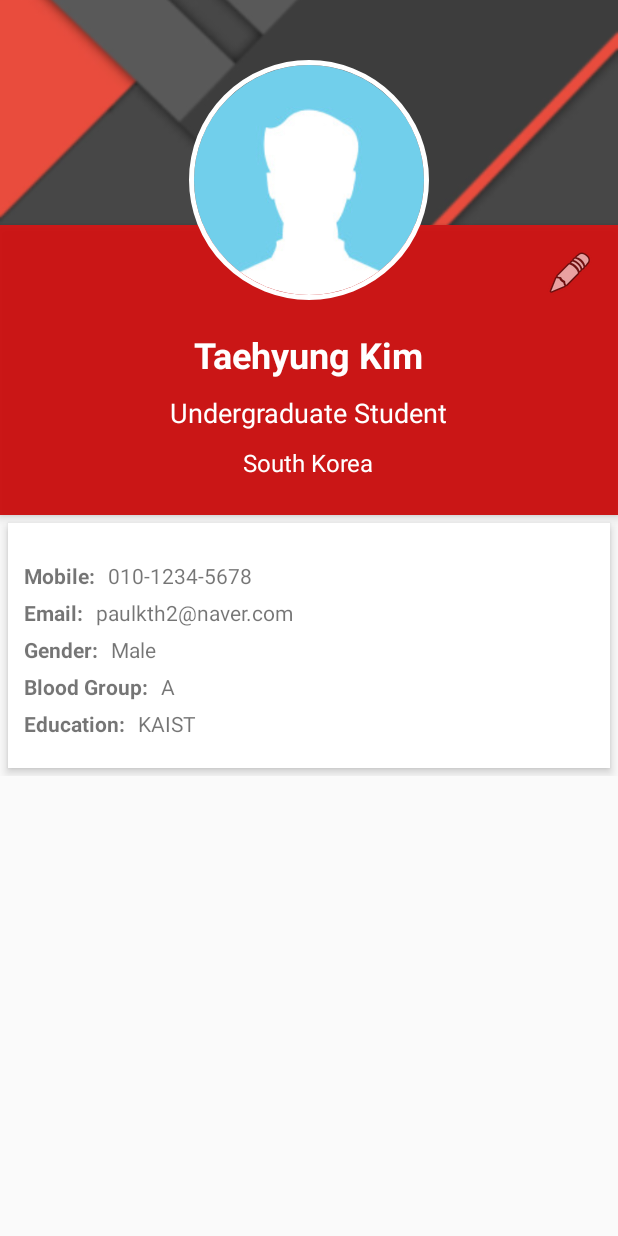
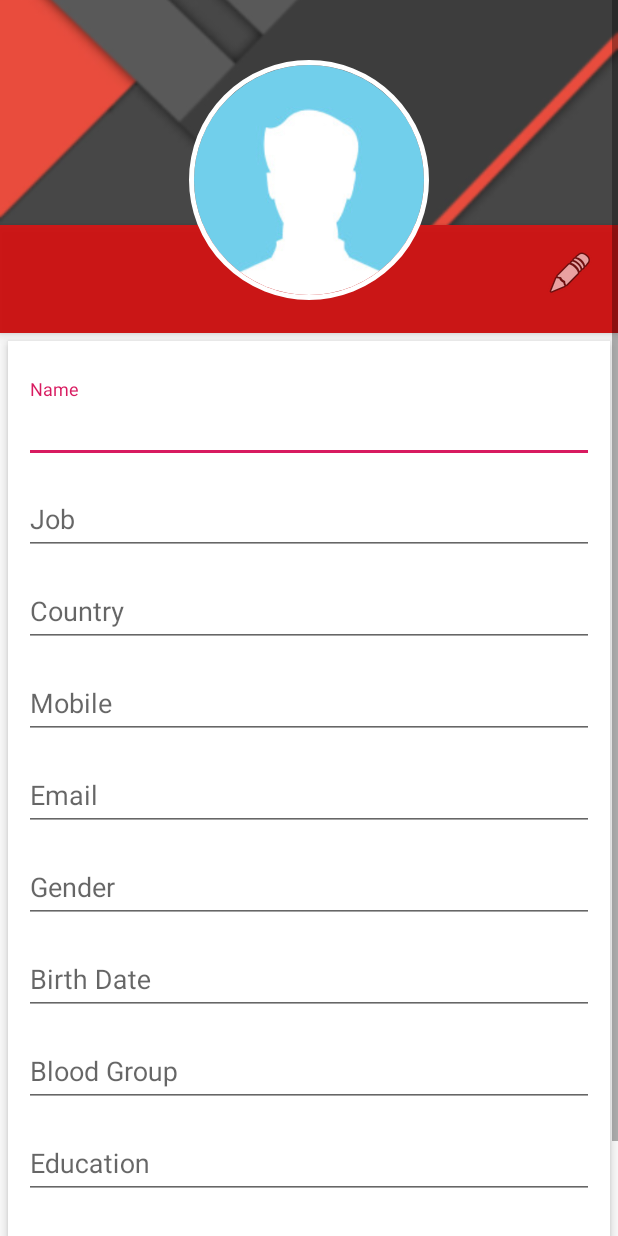
Before and after one commit to paulkth2/week1_git, an Android app: the layout profile_edit.xml on its own in the app's theme, with its tools: preview values and no code run, on a phone screen of 412 x 824 dp. Run offline under Robolectric (Android 15) with nearby library versions, the phone set to English and light mode, and no system bars.

Commit message:
Merge branch 'master' of https://github.com/paulkth2/week1_git
# Conflicts:
#	app/build.gradle
#	app/src/main/AndroidManifest.xml
#	app/src/main/java/com/example/taehyungkim/viewpagertut/ViewPagerAdapter.java

```diff
--- a/app/src/main/java/com/example/taehyungkim/viewpagertut/ProfileActivity.java
+++ b/app/src/main/java/com/example/taehyungkim/viewpagertut/ProfileActivity.java
@@ -20,6 +20,7 @@ public class ProfileActivity extends AppCompatActivity {
     TextView gender;
     TextView bloodgroup;
     TextView education;
+    TextView birthdate;
 
     @Override
     protected void onCreate(Bundle savedInstanceState) {
@@ -37,6 +38,7 @@ public class ProfileActivity extends AppCompatActivity {
         gender = (TextView) findViewById(R.id.occupation);
         bloodgroup = (TextView) findViewById(R.id.mobileNumber);
         education = (TextView) findViewById(R.id.gender);
+        birthdate = (TextView) findViewById(R.id.birthdate);
 
         name.setText(intent.getStringExtra("name"));
         country.setText(intent.getStringExtra("country"));
@@ -46,8 +48,7 @@ public class ProfileActivity extends AppCompatActivity {
         gender.setText(intent.getStringExtra("gender"));
         bloodgroup.setText(intent.getStringExtra("blood group"));
         education.setText(intent.getStringExtra("education"));
-
-
+        birthdate.setText(intent.getStringExtra("birth date"));
 
     }
 
--- a/app/src/main/java/com/example/taehyungkim/viewpagertut/listFragment.java
+++ b/app/src/main/java/com/example/taehyungkim/viewpagertut/listFragment.java
@@ -8,6 +8,7 @@ import android.view.LayoutInflater;
 import android.view.View;
 import android.view.ViewGroup;
 import android.widget.AdapterView;
+import android.widget.ImageButton;
 import android.widget.ListView;
 import android.widget.TextView;
 import android.widget.Toast;
@@ -23,6 +24,7 @@ public class listFragment extends Fragment {
     ListView listView;
     MyListAdapter myListAdapter;
     ArrayList<list_item> list_itemArrayList;
+    ImageButton inputButton;
 
     @Override
     public void onCreate(Bundle savedInstanceState) {
@@ -35,6 +37,7 @@ public class listFragment extends Fragment {
         View view = inflater.inflate(R.layout.list_fragment,null);
 
         listView = (ListView)view.findViewById(R.id.my_listview);
+        inputButton = (ImageButton)view.findViewById(R.id.inputButton);
 
         list_itemArrayList = new ArrayList<list_item>();
 
@@ -58,9 +61,10 @@ public class listFragment extends Fragment {
                 String gender = jObject.getString("gender");
                 String bloodgroup = jObject.getString("blood group");
                 String education = jObject.getString("education");
+                String birthdate = jObject.getString("birth date");
 
                 list_itemArrayList.add(
-                        new list_item(R.mipmap.ic_launcher, name, phonenum, email, job, country, gender, bloodgroup, education));
+                        new list_item(R.mipmap.ic_launcher, name, phonenum, email, job, country, gender, bloodgroup, education, birthdate));
             }
         } catch (JSONException e){
             //testView.setText("parsing error");
@@ -83,10 +87,19 @@ public class listFragment extends Fragment {
                 myIntent.putExtra("gender", list_itemArrayList.get(position).getGender());
                 myIntent.putExtra("blood group", list_itemArrayList.get(position).getBloodgroup());
                 myIntent.putExtra("education", list_itemArrayList.get(position).getEducaion());
+                myIntent.putExtra("birth date", list_itemArrayList.get(position).getBirthdate());
                 startActivity(myIntent);
             }
         });
 
+
+        inputButton.setOnClickListener(new ImageButton.OnClickListener() {
+            @Override
+            public void onClick(View view) {
+
+            }
+        }) ;
+
         return view;
     }
 }
--- a/app/src/main/java/com/example/taehyungkim/viewpagertut/list_item.java
+++ b/app/src/main/java/com/example/taehyungkim/viewpagertut/list_item.java
@@ -11,6 +11,15 @@ public class list_item {
     private String gender;
     private String bloodgroup;
     private String educaion;
+    private String birthdate;
+
+    public String getBirthdate() {
+        return birthdate;
+    }
+
+    public void setBirthdate(String birthdate) {
+        this.birthdate = birthdate;
+    }
 
     public String getJob() {
         return job;
@@ -84,7 +93,7 @@ public class list_item {
         this.email = email;
     }
 
-    public list_item(int profile_image, String name, String phonenum, String email, String job, String country, String gender, String bloodgroup, String educaion) {
+    public list_item(int profile_image, String name, String phonenum, String email, String job, String country, String gender, String bloodgroup, String educaion, String birthdate) {
         this.profile_image = profile_image;
         this.name = name;
         this.phonenum = phonenum;
@@ -94,5 +103,7 @@ public class list_item {
         this.gender = gender;
         this.bloodgroup = bloodgroup;
         this.educaion = educaion;
+        this.birthdate = birthdate;
     }
+
 }
--- a/app/src/main/res/layout/list_fragment.xml
+++ b/app/src/main/res/layout/list_fragment.xml
@@ -20,7 +20,7 @@
         tools:layout_editor_absoluteY="115dp" />
 
     <ImageButton
-        android:id="@+id/addButton"
+        android:id="@+id/inputButton"
         android:layout_width="wrap_content"
         android:layout_height="wrap_content"
         android:layout_alignParentStart="true"
--- a/app/src/main/res/layout/profile_edit.xml
+++ b/app/src/main/res/layout/profile_edit.xml
@@ -29,7 +29,7 @@
             app:civ_border_width="3dp"
             app:civ_border_color="#FFFFFFFF"
 
-            android:id="@+id/profile"
+            android:id="@+id/profile_edit"
             android:layout_width="200dp"
             android:layout_height="200dp"
             android:layout_below="@+id/header_cover_image"
@@ -62,38 +62,7 @@
 
                 android:src="@android:drawable/ic_menu_edit" />
 
-            <TextView
-                android:id="@+id/name"
-                android:layout_width="wrap_content"
-                android:layout_height="wrap_content"
-                android:layout_centerHorizontal="true"
-                android:layout_marginTop="70dp"
-                android:text="Taehyung Kim"
-                android:textColor="#fff"
-                android:textSize="24sp"
-                android:textStyle="bold" />
 
-            <TextView
-                android:id="@+id/location"
-                android:layout_width="wrap_content"
-                android:layout_height="wrap_content"
-                android:layout_below="@+id/designation"
-                android:layout_centerHorizontal="true"
-                android:layout_marginTop="10dp"
-                android:text="South Korea"
-                android:textColor="#fff"
-                android:textSize="16sp" />
-
-            <TextView
-                android:id="@+id/designation"
-                android:layout_width="wrap_content"
-                android:layout_height="wrap_content"
-                android:layout_below="@+id/name"
-                android:layout_centerHorizontal="true"
-                android:layout_marginTop="10dp"
-                android:text="Undergraduate Student"
-                android:textColor="#fff"
-                android:textSize="18sp" />
         </RelativeLayout>
 
 
@@ -113,136 +82,152 @@
 
             >
 
-            <TextView
-                android:id="@+id/textView5"
+
+            <android.support.design.widget.TextInputLayout
+                android:id="@+id/name_input"
+                android:layout_width="match_parent"
+                android:layout_height="wrap_content"
+                android:layout_margin="5dp"
+                app:layout_constraintLeft_toLeftOf="parent"
+                app:layout_constraintTop_toTopOf="parent"
+                tools:layout_editor_absoluteX="8dp"
+                tools:layout_editor_absoluteY="14dp">
+
+                <android.support.design.widget.TextInputEditText
+                    android:layout_width="match_parent"
+                    android:layout_height="wrap_content"
+                    android:hint="Name" />
+            </android.support.design.widget.TextInputLayout>
+            <android.support.design.widget.TextInputLayout
+                android:id="@+id/job_input"
+                android:layout_width="match_parent"
+                android:layout_height="wrap_content"
+                android:layout_margin="5dp"
+                app:layout_constraintLeft_toLeftOf="parent"
+                app:layout_constraintTop_toBottomOf="@+id/name_input"
+                tools:layout_editor_absoluteX="8dp"
+                tools:layout_editor_absoluteY="14dp">
+
+                <android.support.design.widget.TextInputEditText
+                    android:layout_width="match_parent"
+                    android:layout_height="wrap_content"
+                    android:hint="Job" />
+            </android.support.design.widget.TextInputLayout>
+            <android.support.design.widget.TextInputLayout
+                android:id="@+id/country_input"
+                android:layout_width="match_parent"
+                android:layout_height="wrap_content"
+                android:layout_margin="5dp"
+                app:layout_constraintLeft_toLeftOf="parent"
+                app:layout_constraintTop_toBottomOf="@+id/job_input"
+                tools:layout_editor_absoluteX="8dp"
+                tools:layout_editor_absoluteY="14dp">
+
+                <android.support.design.widget.TextInputEditText
+                    android:layout_width="match_parent"
+                    android:layout_height="wrap_content"
+                    android:hint="Country" />
+            </android.support.design.widget.TextInputLayout>
+            <android.support.design.widget.TextInputLayout
+                android:id="@+id/mobile_input"
+                android:layout_width="match_parent"
+                android:layout_height="wrap_content"
+                android:layout_margin="5dp"
+                app:layout_constraintLeft_toLeftOf="parent"
+                app:layout_constraintTop_toBottomOf="@+id/country_input"
+                tools:layout_editor_absoluteX="8dp"
+                tools:layout_editor_absoluteY="14dp">
+
+                <android.support.design.widget.TextInputEditText
+                    android:layout_width="match_parent"
+                    android:layout_height="wrap_content"
+                    android:hint="Mobile" />
+            </android.support.design.widget.TextInputLayout>
+            <android.support.design.widget.TextInputLayout
+                android:id="@+id/email_input"
+                android:layout_width="match_parent"
+                android:layout_height="wrap_content"
+                android:layout_margin="5dp"
+                app:layout_constraintLeft_toLeftOf="parent"
+                app:layout_constraintTop_toBottomOf="@+id/mobile_input"
+                tools:layout_editor_absoluteX="8dp"
+                tools:layout_editor_absoluteY="14dp">
+
+                <android.support.design.widget.TextInputEditText
+                    android:layout_width="match_parent"
+                    android:layout_height="wrap_content"
+                    android:hint="Email" />
+            </android.support.design.widget.TextInputLayout>
+            <android.support.design.widget.TextInputLayout
+                android:id="@+id/gender_input"
+                android:layout_width="match_parent"
+                android:layout_height="wrap_content"
+                android:layout_margin="5dp"
+                app:layout_constraintLeft_toLeftOf="parent"
+                app:layout_constraintTop_toBottomOf="@+id/email_input"
+                tools:layout_editor_absoluteX="8dp"
+                tools:layout_editor_absoluteY="14dp">
+
+                <android.support.design.widget.TextInputEditText
+                    android:layout_width="match_parent"
+                    android:layout_height="wrap_content"
+                    android:hint="Gender" />
+            </android.support.design.widget.TextInputLayout>
+            <android.support.design.widget.TextInputLayout
+                android:id="@+id/birthdate_input"
+                android:layout_width="match_parent"
+                android:layout_height="wrap_content"
+                android:layout_margin="5dp"
+                app:layout_constraintLeft_toLeftOf="parent"
+                app:layout_constraintTop_toBottomOf="@+id/gender_input"
+                tools:layout_editor_absoluteX="8dp"
+                tools:layout_editor_absoluteY="14dp">
+
+                <android.support.design.widget.TextInputEditText
+                    android:layout_width="match_parent"
+                    android:layout_height="wrap_content"
+                    android:hint="Birth Date" />
+            </android.support.design.widget.TextInputLayout>
+            <android.support.design.widget.TextInputLayout
+                android:id="@+id/bloodgroup_input"
+                android:layout_width="match_parent"
+                android:layout_height="wrap_content"
+                android:layout_margin="5dp"
+                app:layout_constraintLeft_toLeftOf="parent"
+                app:layout_constraintTop_toBottomOf="@+id/birthdate_input"
+                tools:layout_editor_absoluteX="8dp"
+                tools:layout_editor_absoluteY="14dp">
+
+                <android.support.design.widget.TextInputEditText
+                    android:layout_width="match_parent"
+                    android:layout_height="wrap_content"
+                    android:hint="Blood Group" />
+            </android.support.design.widget.TextInputLayout>
+            <android.support.design.widget.TextInputLayout
+                android:id="@+id/education_input"
+                android:layout_width="match_parent"
+                android:layout_height="wrap_content"
+                android:layout_margin="5dp"
+                app:layout_constraintLeft_toLeftOf="parent"
+                app:layout_constraintTop_toBottomOf="@+id/bloodgroup_input"
+                tools:layout_editor_absoluteX="8dp"
+                tools:layout_editor_absoluteY="14dp">
+
+                <android.support.design.widget.TextInputEditText
+                    android:layout_width="match_parent"
+                    android:layout_height="wrap_content"
+                    android:hint="Education" />
+            </android.support.design.widget.TextInputLayout>
+
+            <Button
+                android:id="@+id/submit_button"
                 android:layout_width="wrap_content"
                 android:layout_height="wrap_content"
-                android:layout_margin="5dp"
-                android:clickable="true"
-                android:text="Email: "
-                android:textStyle="bold"
-                android:layout_marginLeft="25dp"
+                android:layout_marginTop="20dp"
+                android:layout_marginLeft="140dp"
+                android:text="Submit"
                 app:layout_constraintLeft_toLeftOf="parent"
-                android:layout_marginTop="8dp"
-                app:layout_constraintTop_toBottomOf="@+id/textView10" />
-
-            <TextView
-                android:id="@+id/textView7"
-                android:layout_width="wrap_content"
-                android:layout_height="wrap_content"
-                android:layout_margin="5dp"
-                android:clickable="true"
-                android:text="Gender: "
-                android:textStyle="bold"
-                android:layout_marginLeft="8dp"
-                app:layout_constraintLeft_toLeftOf="parent"
-                android:layout_marginTop="8dp"
-                app:layout_constraintTop_toBottomOf="@+id/textView5" />
-
-            <TextView
-                android:id="@+id/textView11"
-                android:layout_width="wrap_content"
-                android:layout_height="wrap_content"
-                android:clickable="true"
-                android:text="Education: "
-                android:textStyle="bold"
-
-                android:layout_margin="5dp"
-                android:layout_marginLeft="10dp"
-                app:layout_constraintLeft_toLeftOf="parent"
-                android:layout_marginTop="8dp"
-                app:layout_constraintTop_toBottomOf="@+id/textView22" />
-
-            <TextView
-                android:id="@+id/textView10"
-                android:layout_width="wrap_content"
-                android:layout_height="wrap_content"
-                android:layout_margin="5dp"
-                android:layout_marginLeft="8dp"
-                android:layout_marginTop="8dp"
-                android:clickable="true"
-                android:text="Mobile: "
-                android:textStyle="bold"
-                app:layout_constraintLeft_toLeftOf="parent"
-                app:layout_constraintTop_toTopOf="parent" />
-
-            <TextView
-                android:id="@+id/blood_group"
-                android:layout_width="wrap_content"
-                android:layout_height="wrap_content"
-                android:layout_margin="5dp"
-                android:clickable="true"
-                android:text="010-1234-5678"
-                app:layout_constraintLeft_toRightOf="@+id/textView10"
-                android:layout_marginLeft="8dp"
-                app:layout_constraintTop_toTopOf="parent"
-                android:layout_marginTop="8dp" />
-
-
-
-
-            <TextView
-                android:id="@+id/gender"
-                android:layout_width="wrap_content"
-                android:layout_height="wrap_content"
-                android:clickable="true"
-                android:text="KAIST"
-                app:layout_constraintLeft_toRightOf="@+id/textView11"
-                android:layout_margin="5dp"
-                android:layout_marginLeft="5dp"
-                android:layout_marginTop="8dp"
-                app:layout_constraintTop_toBottomOf="@+id/mobileNumber" />
-
-            <TextView
-                android:id="@+id/occupation"
-                android:layout_width="wrap_content"
-                android:layout_height="wrap_content"
-                android:layout_margin="5dp"
-                android:layout_marginLeft="5dp"
-                android:layout_marginTop="8dp"
-                android:clickable="true"
-                android:text="Male"
-                app:layout_constraintLeft_toRightOf="@+id/textView7"
-                app:layout_constraintTop_toBottomOf="@+id/textView5" />
-
-            <TextView
-                android:id="@+id/mobileNumber"
-                android:layout_width="wrap_content"
-                android:layout_height="wrap_content"
-                android:clickable="true"
-                android:text="A"
-                android:layout_margin="5dp"
-                android:layout_marginLeft="5dp"
-                android:layout_marginTop="8dp"
-                app:layout_constraintTop_toBottomOf="@+id/occupation"
-                app:layout_constraintLeft_toRightOf="@+id/textView22" />
-
-
-            <TextView
-                android:id="@+id/textView22"
-                android:layout_width="wrap_content"
-                android:layout_height="wrap_content"
-                android:clickable="true"
-                android:text="Blood Group: "
-                android:textStyle="bold"
-                android:layout_margin="5dp"
-                android:layout_marginLeft="8dp"
-                android:layout_marginTop="5dp"
-                app:layout_constraintTop_toBottomOf="@+id/textView7"
-                app:layout_constraintLeft_toLeftOf="parent" />
-
-            <TextView
-                android:id="@+id/education"
-                android:layout_width="wrap_content"
-                android:layout_height="wrap_content"
-                android:layout_margin="5dp"
-                android:clickable="true"
-                android:text="paulkth2@naver.com"
-                android:layout_marginTop="8dp"
-                app:layout_constraintTop_toBottomOf="@+id/textView10"
-                app:layout_constraintLeft_toRightOf="@+id/textView5"
-                android:layout_marginLeft="8dp" />
-
+                app:layout_constraintTop_toBottomOf="@+id/education_input" />
         </android.support.constraint.ConstraintLayout>
     </RelativeLayout>
 </ScrollView>
--- a/app/src/main/res/layout/profile_show.xml
+++ b/app/src/main/res/layout/profile_show.xml
@@ -29,7 +29,7 @@
             app:civ_border_width="3dp"
             app:civ_border_color="#FFFFFFFF"
 
-            android:id="@+id/profile"
+            android:id="@+id/profile_show"
             android:layout_width="200dp"
             android:layout_height="200dp"
             android:layout_below="@+id/header_cover_image"
@@ -243,6 +243,32 @@
                 app:layout_constraintLeft_toRightOf="@+id/textView5"
                 android:layout_marginLeft="8dp" />
 
+            <TextView
+                android:id="@+id/birthdate"
+                android:layout_width="wrap_content"
+                android:layout_height="wrap_content"
+                android:clickable="true"
+                android:text="1995/04/21"
+                app:layout_constraintLeft_toRightOf="@+id/textViewbd"
+                android:layout_margin="5dp"
+                android:layout_marginLeft="5dp"
+                android:layout_marginTop="8dp"
+                app:layout_constraintTop_toBottomOf="@+id/gender" />
+
+            <TextView
+                android:id="@+id/textViewbd"
+                android:layout_width="wrap_content"
+                android:layout_height="wrap_content"
+                android:clickable="true"
+                android:text="Birth Date: "
+                android:textStyle="bold"
+
+                android:layout_margin="5dp"
+                android:layout_marginLeft="10dp"
+                app:layout_constraintLeft_toLeftOf="parent"
+                android:layout_marginTop="8dp"
+                app:layout_constraintTop_toBottomOf="@+id/textView11" />
+
         </android.support.constraint.ConstraintLayout>
     </RelativeLayout>
 </ScrollView>
```
